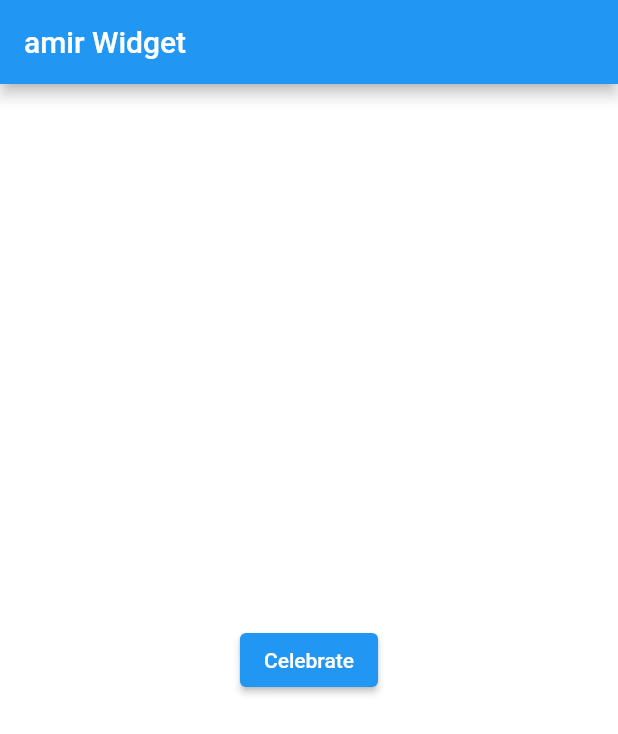
After one commit to amirkhosrwiy/Dooz, a Flutter app: the screen it shows after launch, after a tap on "Celebrate", on a phone screen of 412 x 824 dp. The commit adds this screen. Shown: the top 734 px of the screen. Run offline on Flutter 3.47's test engine with Material 2 defaults, Android fonts, the light colour scheme and no system bars; our stand-ins replace confetti.

Commit message:
Add Selection Screen in 16:00  1402/1/3

```diff
--- a/lib/main.dart
+++ b/lib/main.dart
@@ -1,7 +1,7 @@
 import 'dart:async';
-
+import 'package:application_dooz/screens/home_screen.dart';
+import 'package:application_dooz/selection_game.dart';
 import 'package:flutter/material.dart';
-import 'package:application_dooz/screens/home_screen.dart';
 
 void main() {
   runApp(const Application());
@@ -35,7 +35,7 @@ class _SplashScreenState extends State<SplashScreen> {
       Duration(seconds: 5),
       () => Navigator.of(context).pushReplacement(
         MaterialPageRoute(
-          builder: (BuildContext context) => Home(),
+          builder: (BuildContext context) => MainPageState(),
         ),
       ),
     );
--- /dev/null
+++ b/lib/selection_game.dart
@@ -0,0 +1,92 @@
+import 'package:application_dooz/screens/home_screen.dart';
+import 'package:flutter/material.dart';
+import 'package:confetti/confetti.dart';
+
+class SelectionGameScreen extends StatelessWidget {
+  const SelectionGameScreen({super.key});
+
+  @override
+  Widget build(BuildContext context) {
+    return MainPageState();
+  }
+}
+
+class MainPageState extends StatefulWidget {
+  const MainPageState({super.key});
+
+  @override
+  State<MainPageState> createState() => _MainPageStateState();
+}
+
+class _MainPageStateState extends State<MainPageState> {
+  bool isPlaying = false;
+  final controler = ConfettiController();
+
+  @override
+  void initState() {
+    super.initState();
+
+    controler.addListener(() {
+      setState(() {
+        isPlaying = controler.state == ConfettiControllerState.playing;
+      });
+    });
+  }
+
+  @override
+  void dispose() {
+    controler.dispose();
+
+    super.dispose();
+  }
+
+  @override
+  Widget build(BuildContext context) => Stack(
+        alignment: Alignment.center,
+        children: [
+          Scaffold(
+            backgroundColor: Colors.white,
+            appBar: AppBar(
+              title: const Text('amir Widget'),
+            ),
+            body: Center(
+              child: ElevatedButton(
+                child: Text(isPlaying ? 'Stop' : 'Celebrate'),
+                onPressed: () {
+                  if (isPlaying) {
+                    controler.stop();
+                  } else {
+                    controler.play();
+                  }
+                },
+              ),
+            ),
+          ),
+          ConfettiWidget(
+            confettiController: controler,
+            shouldLoop: true,
+          ),
+        ],
+      );
+}
+
+class GotoHome_Screen extends StatelessWidget {
+  const GotoHome_Screen({super.key});
+
+  @override
+  Widget build(BuildContext context) {
+    return Scaffold(
+      body: Center(
+        child: ElevatedButton(
+          child: Text('Click'),
+          onPressed: () {
+            Navigator.of(context)
+                .push(MaterialPageRoute(builder: (BuildContext Context) {
+              return Home();
+            }));
+          },
+        ),
+      ),
+    );
+  }
+}
--- a/pubspec.yaml
+++ b/pubspec.yaml
@@ -12,6 +12,7 @@ dependencies:
   flutter:
     sdk: flutter
   url_launcher: ^6.1.10
+  confetti: ^0.7.0
 
 dev_dependencies:
   flutter_test:
```
Also changed, not shown: lib/about_screen.dart (+17 -0 lines), lib/flash.dart (added, +31 -0 lines), lib/screens/home_screen.dart (+68 -8 lines), images/neon1.jpg (added), images/neon2.jpg (added), pubspec.lock, 2 other files.
